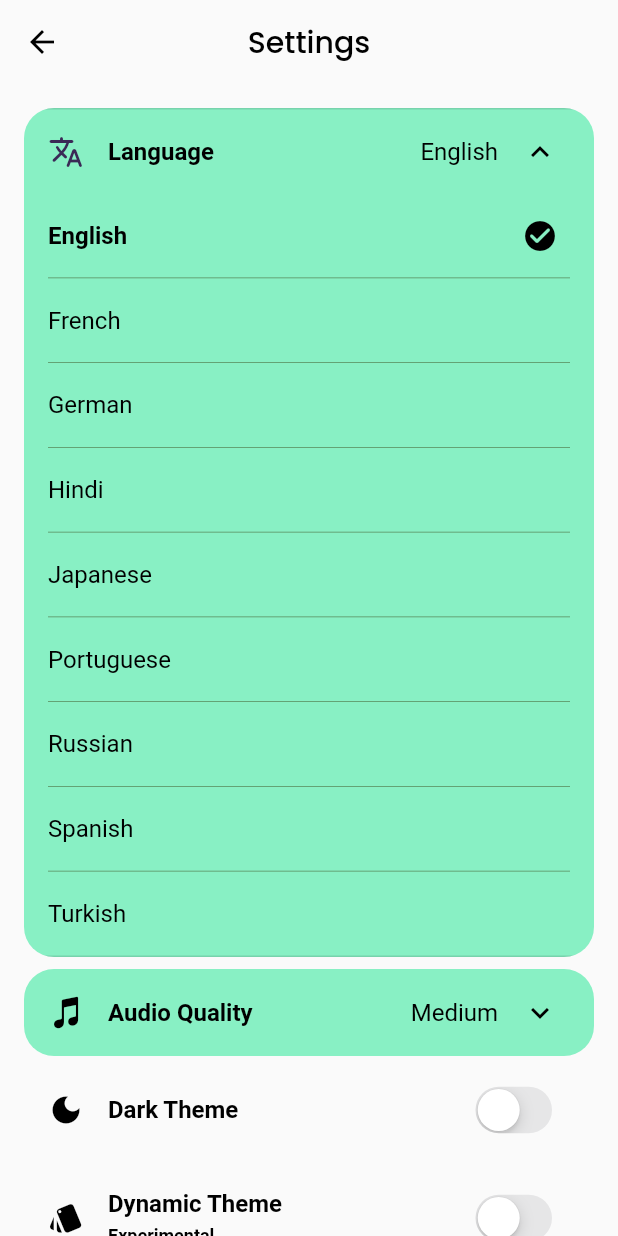
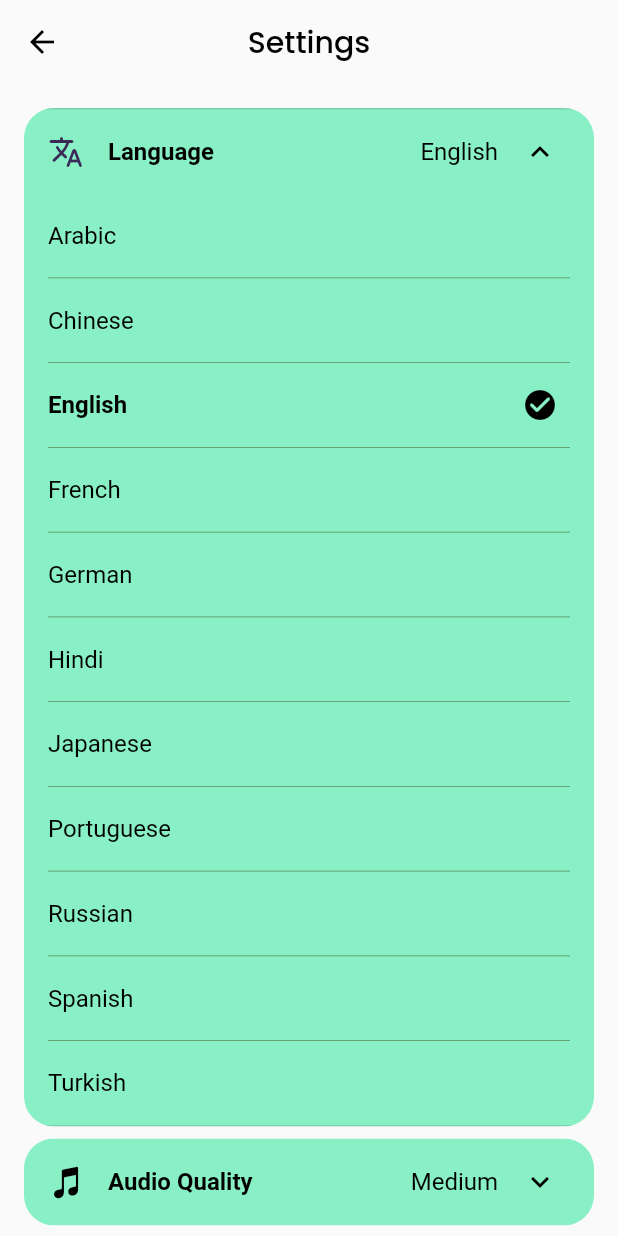
Before and after one commit to jhelumcorp/gyawun, a Flutter app: the SettingsScreen screen opened directly, after a tap on "Language", on a phone screen of 412 x 824 dp. Run offline on Flutter 3.47's test engine with Material 2 defaults, Android fonts, the phone set to English and light mode, and no system bars; drawn by our look-alikes of dynamic_color; our stand-ins replace cached_network_image, carousel_slider, expandable_page_view, font_awesome_flutter, google_fonts, just_audio and 4 more; missing offline and left inert: dart:ffi, miniplayer, youtube_explode_dart; accounts and stored records are empty; network calls fail.

Commit message:
Added arabic and chinese

```diff
--- a/lib/screens/SettingsScreen.dart
+++ b/lib/screens/SettingsScreen.dart
@@ -13,6 +13,8 @@ class SettingsScreen extends StatelessWidget {
   const SettingsScreen({super.key});
 
   static const List<Map<String, String>> langs = [
+    {"name": "Arabic", "value": "ar"},
+    {"name": "Chinese", "value": "zh"},
     {"name": "English", "value": "en"},
     {"name": "French", "value": "fr"},
     {"name": "German", "value": "de"},
```
Also changed, not shown: lib/generated/intl/messages_all.dart, lib/generated/intl/messages_ar.dart (added), lib/generated/intl/messages_de.dart, lib/generated/intl/messages_en.dart, lib/generated/intl/messages_es.dart, lib/generated/intl/messages_fr.dart, lib/generated/intl/messages_hi.dart, lib/generated/intl/messages_ja.dart, lib/generated/intl/messages_pt.dart, lib/generated/intl/messages_ru.dart, lib/generated/intl/messages_tr.dart, lib/generated/intl/messages_zh.dart (added), lib/generated/l10n.dart.
